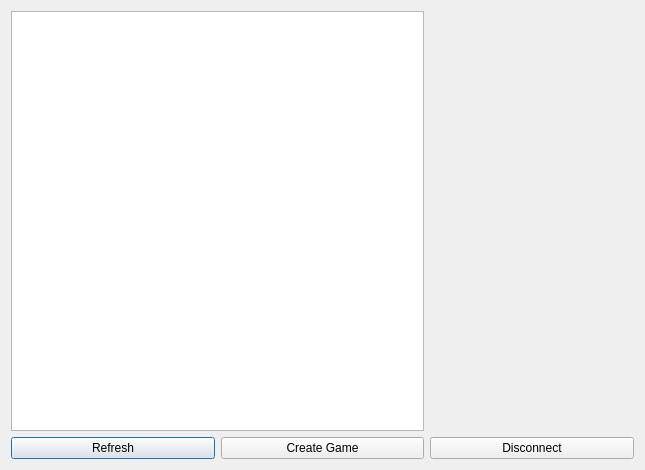
Above: Client/appwindow.ui from Costyyy/NetworksProject before the change. Below: the same form after it.
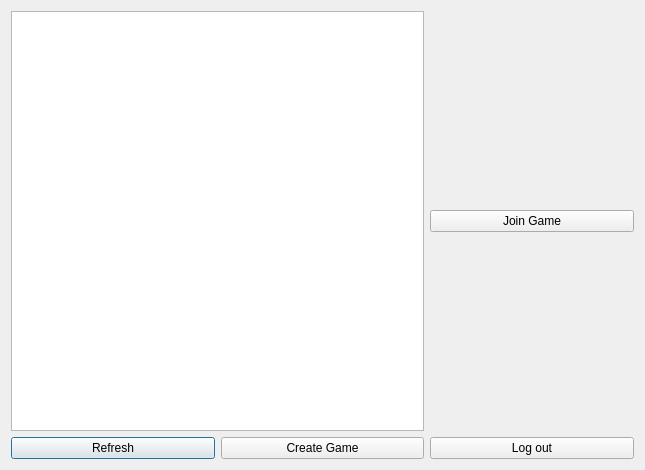
That is the form after the change.

Commit message: added basic game functionality

```diff
--- a/Client/appwindow.ui
+++ b/Client/appwindow.ui
@@ -34,7 +34,14 @@
    <item row="1" column="2">
     <widget class="QPushButton" name="pushButton_disconnect">
      <property name="text">
-      <string>Disconnect</string>
+      <string>Log out</string>
+     </property>
+    </widget>
+   </item>
+   <item row="0" column="2">
+    <widget class="QPushButton" name="pushButton_join">
+     <property name="text">
+      <string>Join Game</string>
      </property>
     </widget>
    </item>
```
The commit also changes 12 other files.
